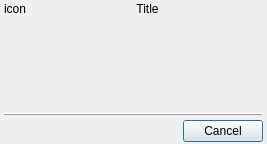
Qt form src/plugins/commands/commanddialog2.ui (xnamed/vacuum-im) before a commit.
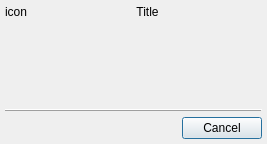
The same form after that commit.

```diff
--- a/src/plugins/commands/commanddialog2.ui
+++ b/src/plugins/commands/commanddialog2.ui
@@ -12,19 +12,19 @@
   </property>
   <layout class="QVBoxLayout" name="verticalLayout">
    <property name="spacing">
-    <number>4</number>
+    <number>5</number>
    </property>
    <property name="leftMargin">
-    <number>4</number>
+    <number>5</number>
    </property>
    <property name="topMargin">
-    <number>2</number>
+    <number>5</number>
    </property>
    <property name="rightMargin">
-    <number>4</number>
+    <number>5</number>
    </property>
    <property name="bottomMargin">
-    <number>2</number>
+    <number>5</number>
    </property>
    <item>
     <layout class="QHBoxLayout" name="horizontalLayout">
@@ -79,6 +79,19 @@
      </property>
     </widget>
    </item>
+   <item>
+    <spacer name="verticalSpacer">
+     <property name="orientation">
+      <enum>Qt::Vertical</enum>
+     </property>
+     <property name="sizeHint" stdset="0">
+      <size>
+       <width>20</width>
+       <height>40</height>
+      </size>
+     </property>
+    </spacer>
+   </item>
    <item>
     <widget class="QFrame" name="frame">
      <property name="sizePolicy">
```
